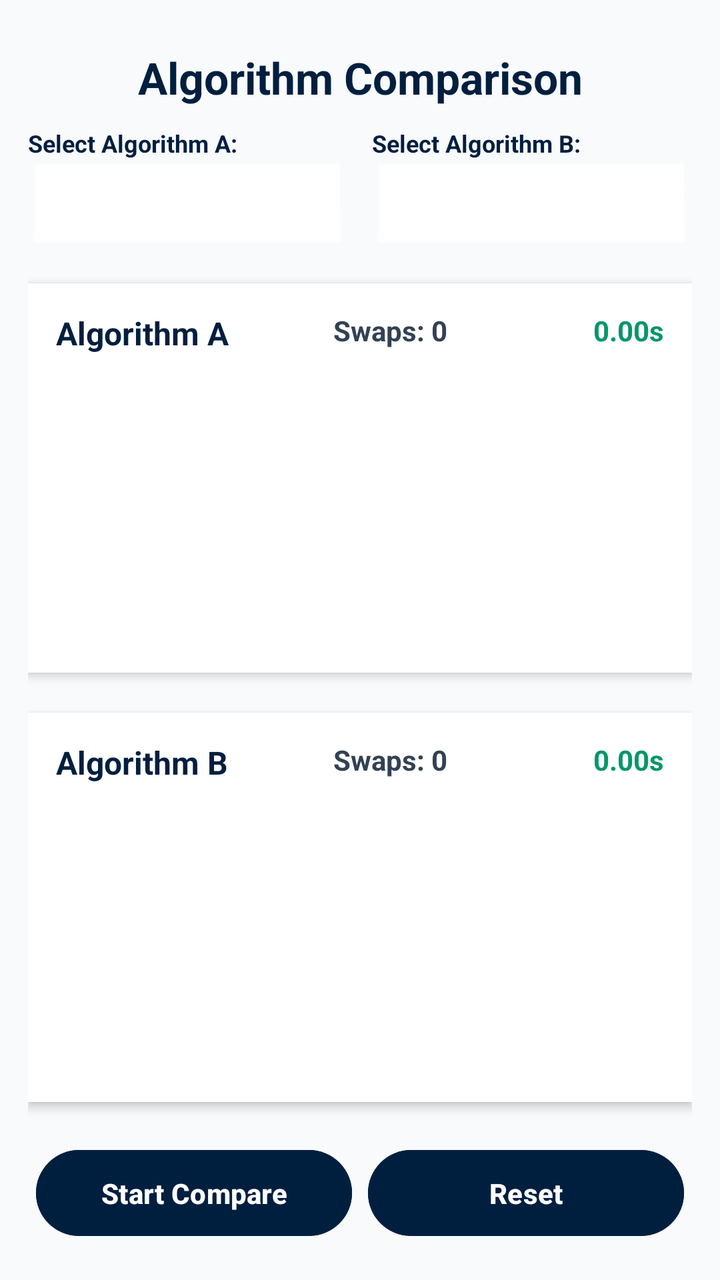
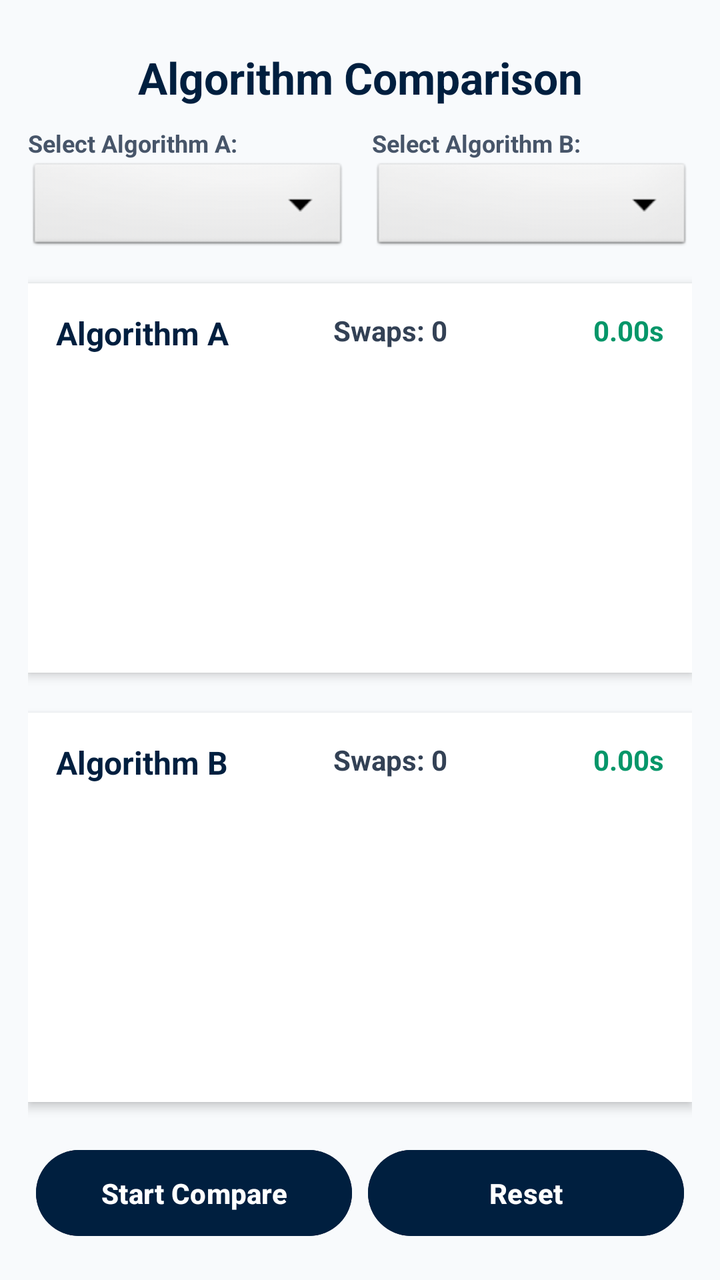

An Android layout rendered at two revisions. The XML below is the earlier revision; the diff shows what the commit changed to produce the second picture.
<!-- AndroidManifest.xml: application theme Theme.MeerabApp -->
<!-- res/layout/activity_comparison_screen.xml -->
<?xml version="1.0" encoding="utf-8"?>
<LinearLayout xmlns:android="http://schemas.android.com/apk/res/android"
    xmlns:tools="http://schemas.android.com/tools"
    android:layout_width="match_parent"
    android:layout_height="match_parent"
    android:orientation="vertical"
    android:background="#F8FAFC"
    android:padding="14dp"
    android:baselineAligned="false"
    tools:context=".ComparisonScreen">

    <TextView
        android:layout_width="match_parent"
        android:layout_height="wrap_content"
        android:text="Algorithm Comparison"
        android:textSize="22sp"
        android:textStyle="bold"
        android:textColor="#001F3F"
        android:gravity="center"
        android:layout_marginVertical="10dp"
        tools:ignore="HardcodedText" />

    <LinearLayout
        android:layout_width="match_parent"
        android:layout_height="wrap_content"
        android:orientation="horizontal"
        android:weightSum="2"
        android:layout_marginBottom="14dp"
        android:baselineAligned="false">

        <LinearLayout
            android:layout_width="0dp"
            android:layout_height="wrap_content"
            android:layout_weight="1"
            android:orientation="vertical"
            android:layout_marginEnd="6dp">
            <TextView
                android:layout_width="wrap_content"
                android:layout_height="wrap_content"
                android:text="Select Algorithm A:"
                android:textSize="12sp"
                android:textStyle="bold"
                android:textColor="#001F3F"
                tools:ignore="HardcodedText" />
            <Spinner
                android:id="@+id/spinnerAlgoA"
                android:layout_width="match_parent"
                android:layout_height="48dp"
                android:background="@android:drawable/btn_dropdown"
                android:backgroundTint="#FFFFFF"
                android:theme="@style/ThemeOverlay.AppCompat.Light"
                android:popupBackground="@android:color/white"
                android:contentDescription="Algorithm A" />
        </LinearLayout>

        <LinearLayout
            android:layout_width="0dp"
            android:layout_height="wrap_content"
            android:layout_weight="1"
            android:orientation="vertical"
            android:layout_marginStart="6dp">
            <TextView
                android:layout_width="wrap_content"
                android:layout_height="wrap_content"
                android:text="Select Algorithm B:"
                android:textSize="12sp"
                android:textStyle="bold"
                android:textColor="#001F3F"
                tools:ignore="HardcodedText" />
            <Spinner
                android:id="@+id/spinnerAlgoB"
                android:layout_width="match_parent"
                android:layout_height="48dp"
                android:background="@android:drawable/btn_dropdown"
                android:backgroundTint="#FFFFFF"
                android:theme="@style/ThemeOverlay.AppCompat.Light"
                android:popupBackground="@android:color/white"
                android:contentDescription="Algorithm B" />
        </LinearLayout>
    </LinearLayout>

    <LinearLayout
        android:layout_width="match_parent"
        android:layout_height="0dp"
        android:layout_weight="1"
        android:orientation="vertical"
        android:background="@android:color/white"
        android:elevation="3dp"
        android:padding="14dp"
        android:layout_marginBottom="10dp"
        android:baselineAligned="false">

        <LinearLayout
            android:layout_width="match_parent"
            android:layout_height="wrap_content"
            android:orientation="horizontal"
            android:weightSum="3"
            android:layout_marginBottom="8dp"
            android:baselineAligned="false">
            <TextView
                android:id="@+id/lblAlgoA"
                android:layout_width="0dp"
                android:layout_height="wrap_content"
                android:layout_weight="1.2"
                android:text="Algorithm A"
                android:textStyle="bold"
                android:textColor="#001F3F"
                android:textSize="16sp"
                tools:ignore="HardcodedText" />
            <TextView
                android:id="@+id/txtSwapsA"
                android:layout_width="0dp"
                android:layout_height="wrap_content"
                android:layout_weight="0.9"
                android:text="Swaps: 0"
                android:gravity="center"
                android:textColor="#334155"
                android:textStyle="bold"
                tools:ignore="HardcodedText" />
            <TextView
                android:id="@+id/txtTimerA"
                android:layout_width="0dp"
                android:layout_height="wrap_content"
                android:layout_weight="0.9"
                android:text="0.00s"
                android:gravity="end"
                android:textColor="#059669"
                android:textStyle="bold"
                tools:ignore="HardcodedText" />
        </LinearLayout>

        <HorizontalScrollView
            android:layout_width="match_parent"
            android:layout_height="match_parent"
            android:scrollbars="none"
            android:contentDescription="Algorithm A Bars Container">
            <LinearLayout
                android:id="@+id/containerBarsA"
                android:layout_width="wrap_content"
                android:layout_height="wrap_content"
                android:layout_gravity="center_vertical"
                android:orientation="horizontal"/>
        </HorizontalScrollView>
    </LinearLayout>

    <LinearLayout
        android:layout_width="match_parent"
        android:layout_height="0dp"
        android:layout_weight="1"
        android:orientation="vertical"
        android:background="@android:color/white"
        android:elevation="3dp"
        android:padding="14dp"
        android:layout_marginTop="10dp"
        android:layout_marginBottom="16dp"
        android:baselineAligned="false">

        <LinearLayout
            android:layout_width="match_parent"
            android:layout_height="wrap_content"
            android:orientation="horizontal"
            android:weightSum="3"
            android:layout_marginBottom="8dp"
            android:baselineAligned="false">
            <TextView
                android:id="@+id/lblAlgoB"
                android:layout_width="0dp"
                android:layout_height="wrap_content"
                android:layout_weight="1.2"
                android:text="Algorithm B"
                android:textStyle="bold"
                android:textColor="#001F3F"
                android:textSize="16sp"
                tools:ignore="HardcodedText" />
            <TextView
                android:id="@+id/txtSwapsB"
                android:layout_width="0dp"
                android:layout_height="wrap_content"
                android:layout_weight="0.9"
                android:text="Swaps: 0"
                android:gravity="center"
                android:textColor="#334155"
                android:textStyle="bold"
                tools:ignore="HardcodedText" />
            <TextView
                android:id="@+id/txtTimerB"
                android:layout_width="0dp"
                android:layout_height="wrap_content"
                android:layout_weight="0.9"
                android:text="0.00s"
                android:gravity="end"
                android:textColor="#059669"
                android:textStyle="bold"
                tools:ignore="HardcodedText" />
        </LinearLayout>

        <HorizontalScrollView
            android:layout_width="match_parent"
            android:layout_height="match_parent"
            android:scrollbars="none"
            android:contentDescription="Algorithm B Bars Container">
            <LinearLayout
                android:id="@+id/containerBarsB"
                android:layout_width="wrap_content"
                android:layout_height="wrap_content"
                android:layout_gravity="center_vertical"
                android:orientation="horizontal"/>
        </HorizontalScrollView>
    </LinearLayout>

    <LinearLayout
        android:layout_width="match_parent"
        android:layout_height="wrap_content"
        android:orientation="horizontal"
        android:weightSum="2"
        android:baselineAligned="false">
        <Button
            android:id="@+id/btnStartCompare"
            android:layout_width="0dp"
            android:layout_height="wrap_content"
            android:layout_weight="1"
            android:text="Start Compare"
            android:layout_margin="4dp"
            android:padding="12dp"
            android:textStyle="bold"
            android:backgroundTint="#001F3F"
            android:textColor="#FFFFFF"
            tools:ignore="HardcodedText" />
        <Button
            android:id="@+id/btnResetCompare"
            android:layout_width="0dp"
            android:layout_height="wrap_content"
            android:layout_weight="1"
            android:text="Reset"
            android:layout_margin="4dp"
            android:padding="12dp"
            android:textStyle="bold"
            android:textColor="#FFFFFF"
            android:backgroundTint="#001F3F"
            tools:ignore="HardcodedText" />
    </LinearLayout>

</LinearLayout>
<!-- resources referenced by this layout -->
<resources>
  <style name="Theme.MeerabApp" parent="Theme.Material3.DayNight.NoActionBar">
          <item name="colorPrimary">#001F3F</item>
          <item name="android:statusBarColor">#001F3F</item>
      </style>
</resources>

<!-- the commit's change to res/layout/activity_comparison_screen.xml (unified diff, before → after) -->
@@ -40,17 +40,14 @@
                 android:text="Select Algorithm A:"
                 android:textSize="12sp"
                 android:textStyle="bold"
-                android:textColor="#001F3F"
+                android:textColor="#475569"
                 tools:ignore="HardcodedText" />
             <Spinner
                 android:id="@+id/spinnerAlgoA"
                 android:layout_width="match_parent"
                 android:layout_height="48dp"
                 android:background="@android:drawable/btn_dropdown"
-                android:backgroundTint="#FFFFFF"
-                android:theme="@style/ThemeOverlay.AppCompat.Light"
-                android:popupBackground="@android:color/white"
-                android:contentDescription="Algorithm A" />
+                android:contentDescription="Select First Algorithm" />
         </LinearLayout>
 
         <LinearLayout
@@ -65,17 +62,14 @@
                 android:text="Select Algorithm B:"
                 android:textSize="12sp"
                 android:textStyle="bold"
-                android:textColor="#001F3F"
+                android:textColor="#475569"
                 tools:ignore="HardcodedText" />
             <Spinner
                 android:id="@+id/spinnerAlgoB"
                 android:layout_width="match_parent"
                 android:layout_height="48dp"
                 android:background="@android:drawable/btn_dropdown"
-                android:backgroundTint="#FFFFFF"
-                android:theme="@style/ThemeOverlay.AppCompat.Light"
-                android:popupBackground="@android:color/white"
-                android:contentDescription="Algorithm B" />
+                android:contentDescription="Select Second Algorithm" />
         </LinearLayout>
     </LinearLayout>
 
@@ -224,7 +218,6 @@
             android:padding="12dp"
             android:textStyle="bold"
             android:backgroundTint="#001F3F"
-            android:textColor="#FFFFFF"
             tools:ignore="HardcodedText" />
         <Button
             android:id="@+id/btnResetCompare"
